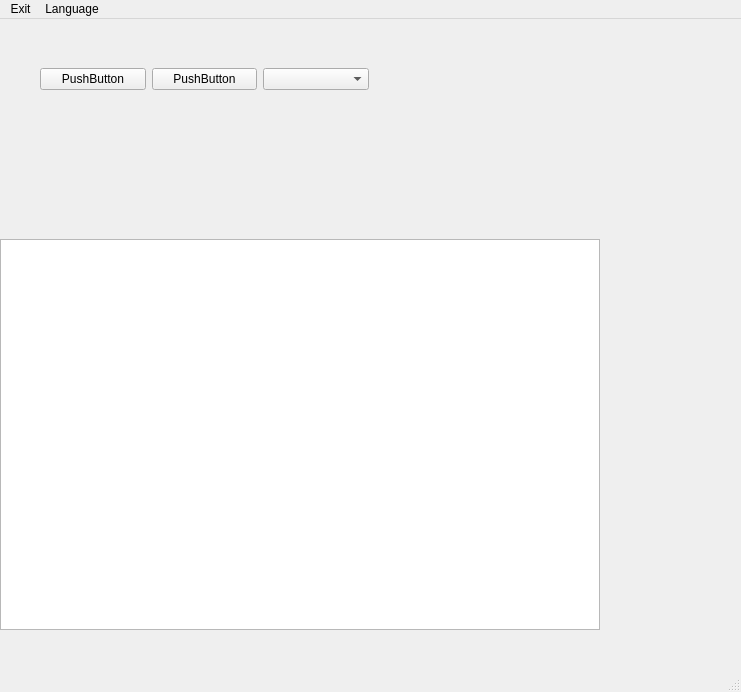
This is p2p_arbitration_app/mainwindow.ui in Boodeyman/p2p_arbitration as Qt 5 draws it before an edit. The edited form follows.
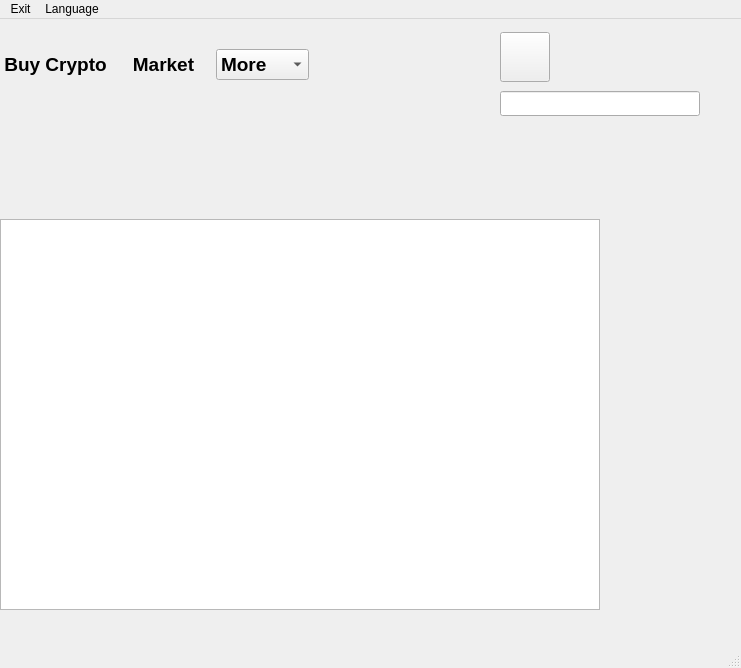
This is the edited form. Icons and pictures are not drawn.

Commit message: searchLine + hoverButton

Diff of the .ui file:
```diff
--- a/p2p_arbitration_app/mainwindow.ui
+++ b/p2p_arbitration_app/mainwindow.ui
@@ -7,9 +7,15 @@
     <x>0</x>
     <y>0</y>
     <width>741</width>
-    <height>692</height>
+    <height>668</height>
    </rect>
   </property>
+  <property name="sizePolicy">
+   <sizepolicy hsizetype="Minimum" vsizetype="Preferred">
+    <horstretch>100</horstretch>
+    <verstretch>0</verstretch>
+   </sizepolicy>
+  </property>
   <property name="cursor">
    <cursorShape>ArrowCursor</cursorShape>
   </property>
@@ -21,7 +27,7 @@
     <property name="geometry">
      <rect>
       <x>0</x>
-      <y>220</y>
+      <y>200</y>
       <width>600</width>
       <height>391</height>
      </rect>
@@ -30,29 +36,162 @@
    <widget class="QWidget" name="horizontalLayoutWidget">
     <property name="geometry">
      <rect>
-      <x>40</x>
-      <y>20</y>
-      <width>329</width>
-      <height>80</height>
+      <x>0</x>
+      <y>0</y>
+      <width>309</width>
+      <height>91</height>
      </rect>
     </property>
     <layout class="QHBoxLayout" name="horizontalLayout">
      <item>
       <widget class="QPushButton" name="pushButton_2">
+       <property name="font">
+        <font>
+         <family>Arial</family>
+         <pointsize>14</pointsize>
+         <bold>true</bold>
+        </font>
+       </property>
+       <property name="mouseTracking">
+        <bool>false</bool>
+       </property>
+       <property name="tabletTracking">
+        <bool>false</bool>
+       </property>
        <property name="text">
-        <string>PushButton</string>
+        <string>Buy Crypto</string>
+       </property>
+       <property name="flat">
+        <bool>true</bool>
        </property>
       </widget>
      </item>
      <item>
       <widget class="QPushButton" name="pushButton">
+       <property name="enabled">
+        <bool>true</bool>
+       </property>
+       <property name="font">
+        <font>
+         <family>Arial</family>
+         <pointsize>14</pointsize>
+         <bold>true</bold>
+        </font>
+       </property>
        <property name="text">
-        <string>PushButton</string>
+        <string>Market</string>
        </property>
+       <property name="flat">
+        <bool>true</bool>
+       </property>
       </widget>
      </item>
      <item>
-      <widget class="QComboBox" name="comboBox"/>
+      <widget class="QComboBox" name="comboBox">
+       <property name="font">
+        <font>
+         <family>Arial</family>
+         <pointsize>14</pointsize>
+         <bold>true</bold>
+        </font>
+       </property>
+       <property name="autoFillBackground">
+        <bool>false</bool>
+       </property>
+       <property name="frame">
+        <bool>true</bool>
+       </property>
+       <item>
+        <property name="text">
+         <string>More</string>
+        </property>
+       </item>
+       <item>
+        <property name="text">
+         <string>info</string>
+        </property>
+       </item>
+      </widget>
+     </item>
+    </layout>
+   </widget>
+   <widget class="QWidget" name="verticalLayoutWidget">
+    <property name="geometry">
+     <rect>
+      <x>500</x>
+      <y>10</y>
+      <width>202</width>
+      <height>92</height>
+     </rect>
+    </property>
+    <layout class="QVBoxLayout" name="verticalLayout">
+     <property name="sizeConstraint">
+      <enum>QLayout::SetDefaultConstraint</enum>
+     </property>
+     <property name="leftMargin">
+      <number>0</number>
+     </property>
+     <property name="rightMargin">
+      <number>0</number>
+     </property>
+     <item>
+      <widget class="QPushButton" name="hoverButton">
+       <property name="sizePolicy">
+        <sizepolicy hsizetype="Ignored" vsizetype="Fixed">
+         <horstretch>0</horstretch>
+         <verstretch>0</verstretch>
+        </sizepolicy>
+       </property>
+       <property name="minimumSize">
+        <size>
+         <width>50</width>
+         <height>50</height>
+        </size>
+       </property>
+       <property name="maximumSize">
+        <size>
+         <width>50</width>
+         <height>50</height>
+        </size>
+       </property>
+       <property name="text">
+        <string/>
+       </property>
+       <property name="autoDefault">
+        <bool>true</bool>
+       </property>
+       <property name="default">
+        <bool>false</bool>
+       </property>
+       <property name="flat">
+        <bool>false</bool>
+       </property>
+      </widget>
+     </item>
+     <item>
+      <widget class="QLineEdit" name="lineEdit">
+       <property name="sizePolicy">
+        <sizepolicy hsizetype="Preferred" vsizetype="Preferred">
+         <horstretch>0</horstretch>
+         <verstretch>0</verstretch>
+        </sizepolicy>
+       </property>
+       <property name="minimumSize">
+        <size>
+         <width>200</width>
+         <height>25</height>
+        </size>
+       </property>
+       <property name="maximumSize">
+        <size>
+         <width>200</width>
+         <height>25</height>
+        </size>
+       </property>
+       <property name="dragEnabled">
+        <bool>true</bool>
+       </property>
+      </widget>
      </item>
     </layout>
    </widget>
```
Left out of the diff: 2 changed lines with no effect on the pictures. The commit also changes 15 other files.
